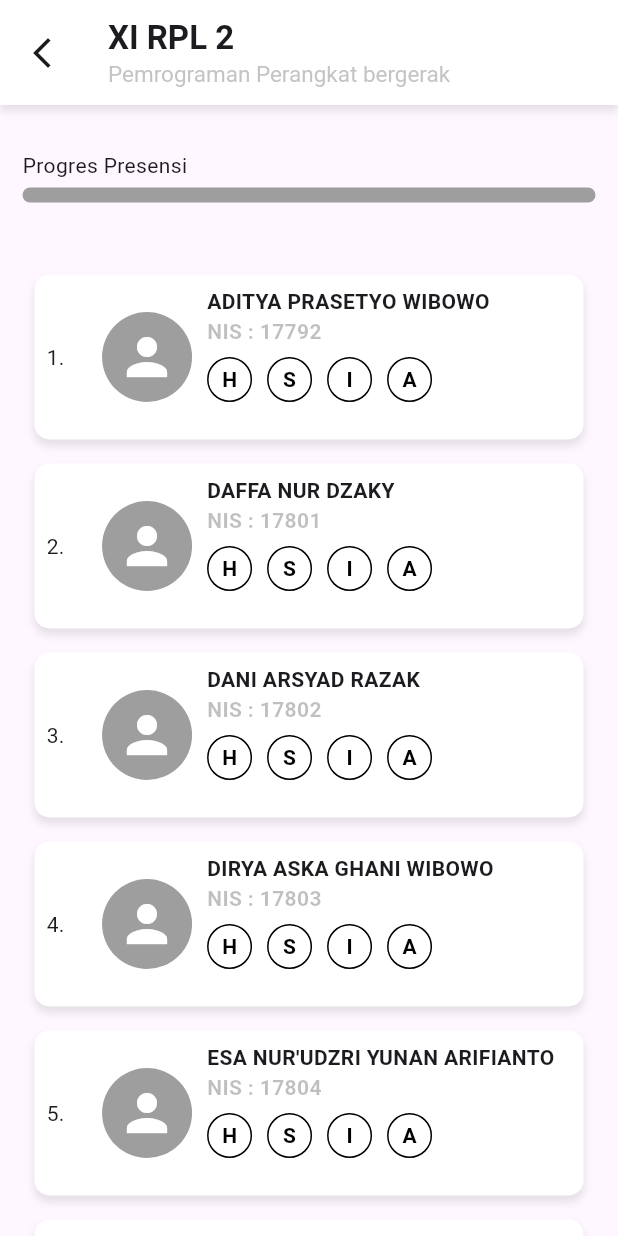
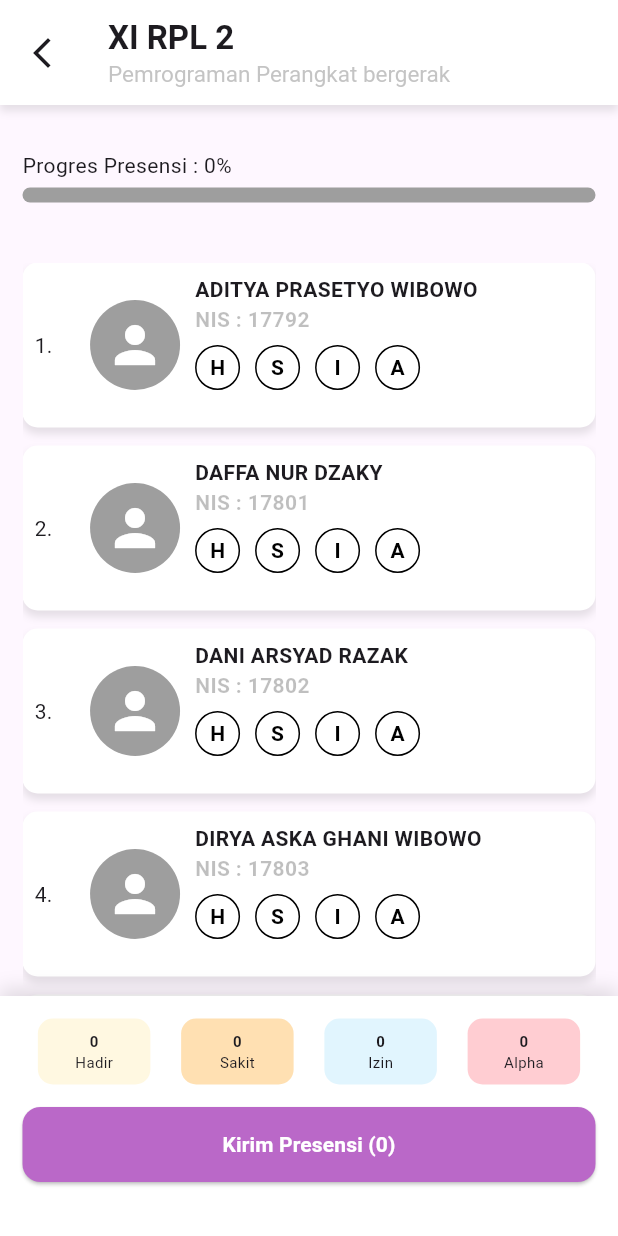
Before and after one commit to lino089/Attend, a Flutter app: the screen it shows after launch, after a tap on "Mulai Presensi", on a phone screen of 412 x 824 dp. Run offline on Flutter 3.47's test engine with Material 3 defaults, Android fonts, the phone set to English and light mode, and no system bars; our stand-ins replace cloud_firestore, firebase_core; accounts and stored records are empty.

Commit message:
perbaikan bugs

```diff
--- a/lib/presensiPage.dart
+++ b/lib/presensiPage.dart
@@ -11,6 +11,28 @@ class presensi extends StatefulWidget {
 class _presensi extends State<presensi> {
   @override
   Widget build(BuildContext context) {
+    return StreamBuilder<QuerySnapshot>(
+      stream: FirebaseFirestore.instance
+          .collection('siswa')
+          .orderBy('id')
+          .snapshots(),
+      builder: (context, snapshots) {
+        if (snapshots.hasError)
+          return const Scaffold(body: Center(child: Text('Error')));
+        if (snapshots.connectionState == ConnectionState.waiting) {
+          return const Scaffold(
+            body: Center(child: CircularProgressIndicator()),
+          );
+        }
+
+        final docs = snapshots.data!.docs;
+
+        int totalHadir = docs.where((d) => d['status'] == 'H').length;
+        int totalSakit = docs.where((d) => d['status'] == 'S').length;
+        int totalIzin = docs.where((d) => d['status'] == 'I').length;
+        int totalAlpha = docs.where((d) => d['status'] == 'A').length;
+        int sudahAbsen = totalHadir + totalSakit + totalIzin + totalAlpha;
+
         return Scaffold(
           appBar: PreferredSize(
             preferredSize: const Size.fromHeight(70),
@@ -36,7 +58,10 @@ class _presensi extends State<presensi> {
                 title: Column(
                   crossAxisAlignment: CrossAxisAlignment.start,
                   children: [
-                Text("XI RPL 2", style: TextStyle(fontWeight: FontWeight.bold)),
+                    Text(
+                      "XI RPL 2",
+                      style: TextStyle(fontWeight: FontWeight.bold),
+                    ),
                     Text(
                       "Pemrograman Perangkat bergerak",
                       style: TextStyle(
@@ -54,36 +79,25 @@ class _presensi extends State<presensi> {
             child: Column(
               crossAxisAlignment: CrossAxisAlignment.start,
               children: [
-            Text('Progres Presensi'),
+                Text(
+                  'Progres Presensi : ${(sudahAbsen / docs.length * 100).toInt().clamp(0.0, 100.0)}%',
+                ),
                 SizedBox(height: 5),
                 LinearProgressIndicator(
-              value: 0.0,
+                  value: sudahAbsen / docs.length,
                   backgroundColor: Colors.grey,
-              valueColor: AlwaysStoppedAnimation<Color>(Colors.blue),
+                  valueColor: const AlwaysStoppedAnimation<Color>(Colors.blue),
                   minHeight: 10,
                   borderRadius: BorderRadius.circular(10),
                 ),
                 SizedBox(height: 40),
                 Expanded(
-              child: StreamBuilder<QuerySnapshot>(
-                stream: FirebaseFirestore.instance
-                    .collection('siswa')
-                    .orderBy('id')
-                    .snapshots(),
-                builder: (context, snapshot) {
-                  if (snapshot.hasError)
-                    return const Text('Error mengambil data');
-                  if (snapshot.connectionState == ConnectionState.waiting) {
-                    return const Center(child: CircularProgressIndicator());
-                  }
-                  final docs = snapshot.data!.docs;
-                  return ListView.builder(
+                  child: ListView.builder(
                     itemCount: docs.length,
                     itemBuilder: (context, index) {
                       var data = docs[index].data() as Map<String, dynamic>;
-
                       return Padding(
-                        padding: const EdgeInsets.all(8.0),
+                        padding: const EdgeInsets.only(bottom: 12.0),
                         child: card(
                           selectedStatus: false,
                           nama: data['nama'] ?? '-',
@@ -94,15 +108,100 @@ class _presensi extends State<presensi> {
                         ),
                       );
                     },
-                  );
-                },
                   ),
                 ),
               ],
             ),
           ),
+
+          bottomNavigationBar: Container(
+            height: 160,
+            padding: const EdgeInsets.all(15),
+            decoration: BoxDecoration(
+              color: Colors.white,
+              boxShadow: [
+                BoxShadow(
+                  color: Colors.black12,
+                  blurRadius: 10,
+                  offset: Offset(0, -5),
+                ),
+              ],
+            ),
+            child: Column(
+              children: [
+                Row(
+                  mainAxisAlignment: MainAxisAlignment.spaceAround,
+                  children: [
+                    boxRekap(
+                      totalHadir.toString(),
+                      "Hadir",
+                      const Color(0xFFFFF8E1),
+                    ),
+                    boxRekap(
+                      totalSakit.toString(),
+                      "Sakit",
+                      const Color(0xFFFFE0B2),
+                    ),
+                    boxRekap(
+                      totalIzin.toString(),
+                      "Izin",
+                      const Color(0xFFE1F5FE),
+                    ),
+                    boxRekap(
+                      totalAlpha.toString(),
+                      "Alpha",
+                      const Color(0xFFFFCDD2),
+                    ),
+                  ],
+                ),
+                const SizedBox(height: 15),
+                SizedBox(
+                  width: double.infinity,
+                  height: 50,
+                  child: ElevatedButton(
+                    onPressed: (){
+
+                    },
+                    style: ElevatedButton.styleFrom(
+                      backgroundColor: const Color(0xFFBA68C8),
+                      shape: RoundedRectangleBorder(borderRadius: BorderRadiusGeometry.circular(12)),
+                    ),
+                    child: Text(
+                      "Kirim Presensi ($sudahAbsen)",
+                      style: const TextStyle(
+                        color: Colors.white,
+                        fontWeight: FontWeight.bold
+                      ),
+                    )
+                  ),
+                )
+              ],
+            ),
+          ),
+        );
+      },
     );
   }
+}
+
+Widget boxRekap(String jumlah, String label, Color warna) {
+  return Container(
+    width: 75,
+    padding: const EdgeInsets.symmetric(vertical: 8),
+    decoration: BoxDecoration(
+      color: warna,
+      borderRadius: BorderRadius.circular(10),
+    ),
+    child: Column(
+      children: [
+        Text(
+          jumlah,
+          style: const TextStyle(fontWeight: FontWeight.bold, fontSize: 10),
+        ),
+        Text(label, style: const TextStyle(fontSize: 10)),
+      ],
+    ),
+  );
 }
 
 class card extends StatelessWidget {
@@ -232,7 +331,7 @@ class card extends StatelessWidget {
         height: 30,
         decoration: BoxDecoration(
           shape: BoxShape.circle,
-          border: Border.all(color: isActive ? activeColor : Colors.black,),
+          border: Border.all(color: isActive ? activeColor : Colors.black),
           color: isActive ? activeColor : Colors.transparent,
         ),
         child: Center(
```
Also changed, not shown: lib/p.txt (added, +97 -0 lines). Lines whose indentation alone changed are shown as unchanged.
